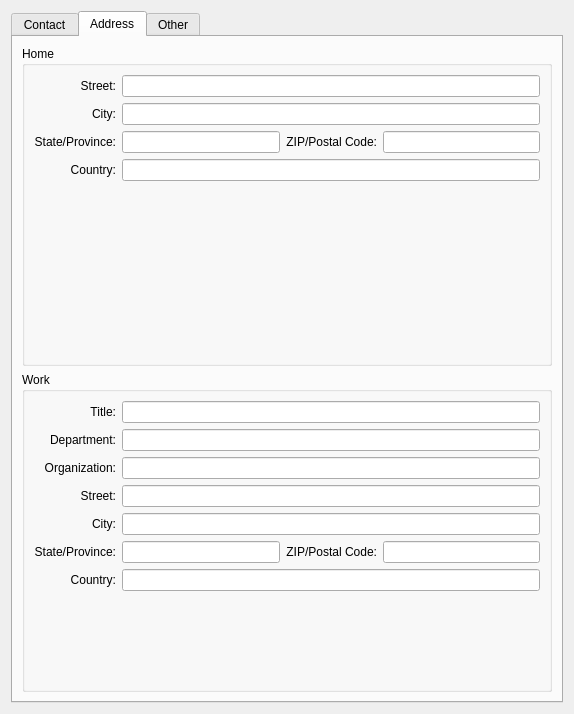
Before: the Qt Designer form kabc/kabcitemeditor.ui in KDE/kdepim-runtime, drawn with Qt 5.
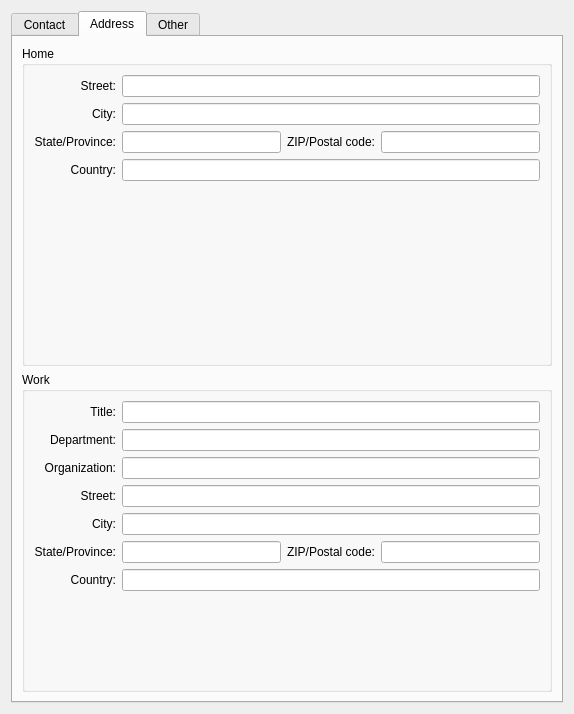
After: the same form once the commit is applied. The open tabs and pages were chosen to show the change.

The edit to the form file:
```diff
--- a/kabc/kabcitemeditor.ui
+++ b/kabc/kabcitemeditor.ui
@@ -342,7 +342,7 @@
           <item row="2" column="2" >
            <widget class="QLabel" name="label_16" >
             <property name="text" >
-             <string>ZIP/Postal Code:</string>
+             <string>ZIP/Postal code:</string>
             </property>
             <property name="alignment" >
              <set>Qt::AlignRight|Qt::AlignTrailing|Qt::AlignVCenter</set>
@@ -492,7 +492,7 @@
           <item row="5" column="2" >
            <widget class="QLabel" name="label_25" >
             <property name="text" >
-             <string>ZIP/Postal Code:</string>
+             <string>ZIP/Postal code:</string>
             </property>
             <property name="alignment" >
              <set>Qt::AlignRight|Qt::AlignTrailing|Qt::AlignVCenter</set>
```
Left out of the diff: 2 changed lines with no effect on the pictures.
